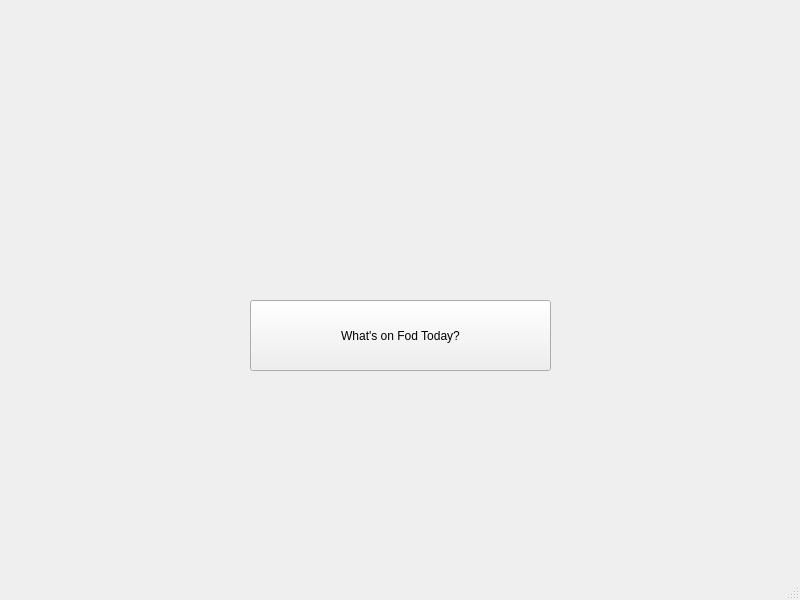
Before: the Qt Designer form ChristmasCountdown_V1/mainwindow.ui in AlexandreBanks6/ChristmasCountdown_12day_v1, drawn with Qt 5.
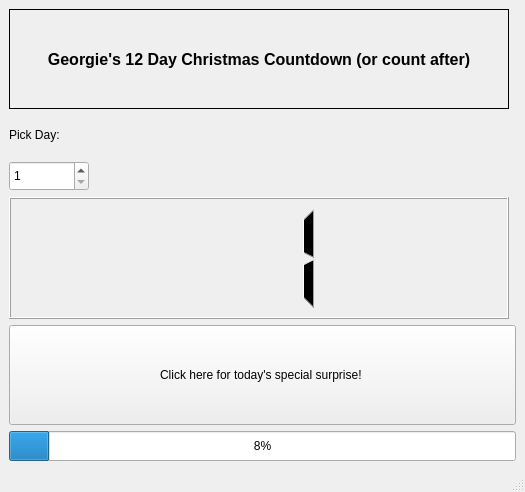
After: the same form once the commit is applied.

Patch:
```diff
--- a/ChristmasCountdown_V1/mainwindow.ui
+++ b/ChristmasCountdown_V1/mainwindow.ui
@@ -6,33 +6,125 @@
    <rect>
     <x>0</x>
     <y>0</y>
-    <width>800</width>
-    <height>600</height>
+    <width>525</width>
+    <height>492</height>
    </rect>
   </property>
   <property name="windowTitle">
    <string>MainWindow</string>
   </property>
   <widget class="QWidget" name="centralwidget">
-   <widget class="QPushButton" name="pushButton">
-    <property name="geometry">
-     <rect>
-      <x>250</x>
-      <y>300</y>
-      <width>301</width>
-      <height>71</height>
-     </rect>
-    </property>
-    <property name="minimumSize">
-     <size>
-      <width>301</width>
-      <height>71</height>
-     </size>
-    </property>
-    <property name="text">
-     <string>What's on Fod Today?</string>
-    </property>
-   </widget>
+   <layout class="QGridLayout" name="gridLayout">
+    <item row="4" column="0" colspan="2">
+     <layout class="QVBoxLayout" name="verticalLayout">
+      <item>
+       <widget class="QLCDNumber" name="lcdNumber">
+        <property name="maximumSize">
+         <size>
+          <width>500</width>
+          <height>16777215</height>
+         </size>
+        </property>
+        <property name="digitCount">
+         <number>2</number>
+        </property>
+        <property name="intValue" stdset="0">
+         <number>1</number>
+        </property>
+       </widget>
+      </item>
+      <item>
+       <widget class="QPushButton" name="pushButton">
+        <property name="minimumSize">
+         <size>
+          <width>301</width>
+          <height>71</height>
+         </size>
+        </property>
+        <property name="maximumSize">
+         <size>
+          <width>16777215</width>
+          <height>100</height>
+         </size>
+        </property>
+        <property name="text">
+         <string>Click here for today's special surprise! </string>
+        </property>
+       </widget>
+      </item>
+      <item>
+       <widget class="QProgressBar" name="progressBar">
+        <property name="maximumSize">
+         <size>
+          <width>16777215</width>
+          <height>30</height>
+         </size>
+        </property>
+        <property name="value">
+         <number>8</number>
+        </property>
+       </widget>
+      </item>
+     </layout>
+    </item>
+    <item row="0" column="0" colspan="2">
+     <widget class="QLabel" name="title_label">
+      <property name="maximumSize">
+       <size>
+        <width>500</width>
+        <height>100</height>
+       </size>
+      </property>
+      <property name="font">
+       <font>
+        <pointsize>12</pointsize>
+        <bold>true</bold>
+       </font>
+      </property>
+      <property name="frameShape">
+       <enum>QFrame::Box</enum>
+      </property>
+      <property name="text">
+       <string>Georgie's 12 Day Christmas Countdown (or count after)</string>
+      </property>
+      <property name="alignment">
+       <set>Qt::AlignCenter</set>
+      </property>
+      <property name="wordWrap">
+       <bool>true</bool>
+      </property>
+     </widget>
+    </item>
+    <item row="2" column="0">
+     <widget class="QLabel" name="label">
+      <property name="maximumSize">
+       <size>
+        <width>80</width>
+        <height>40</height>
+       </size>
+      </property>
+      <property name="text">
+       <string>Pick Day:</string>
+      </property>
+     </widget>
+    </item>
+    <item row="3" column="0">
+     <widget class="QSpinBox" name="day_spinBox">
+      <property name="maximumSize">
+       <size>
+        <width>80</width>
+        <height>30</height>
+       </size>
+      </property>
+      <property name="minimum">
+       <number>1</number>
+      </property>
+      <property name="maximum">
+       <number>12</number>
+      </property>
+     </widget>
+    </item>
+   </layout>
   </widget>
   <widget class="QMenuBar" name="menubar">
    <property name="geometry">
```
Left out of the diff: 2 changed lines with no effect on the pictures.
